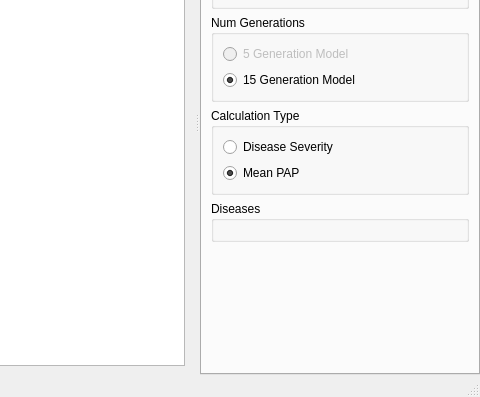
Before: the Qt Designer form src/mainwindow.ui in AdamMajer/bshouty-lung-model, drawn with Qt 5; both pictures show x 492 to 972 and y 151 to 548 of the 972 by 548 pixel window.
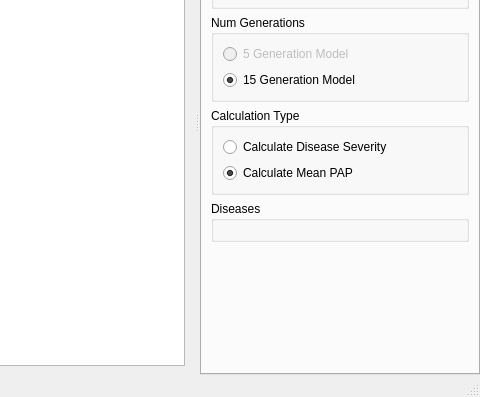
After: the same form once the commit is applied. The open tabs and pages were chosen to show the change. Custom widgets are drawn as their Qt base class.

Commit message: Clarify calculation-type menu labels

The edit to the form file:
```diff
--- a/src/mainwindow.ui
+++ b/src/mainwindow.ui
@@ -1220,14 +1220,14 @@
             <item>
              <widget class="QRadioButton" name="calculationTypeDiseaseParams">
               <property name="text">
-               <string>Disease Severity</string>
+               <string>Calculate Disease Severity</string>
               </property>
              </widget>
             </item>
             <item>
              <widget class="QRadioButton" name="calculationTypePAPm">
               <property name="text">
-               <string>Mean PAP</string>
+               <string>Calculate Mean PAP</string>
               </property>
               <property name="checked">
                <bool>true</bool>
```
Left out of the diff: 8 changed lines with no effect on the pictures.
